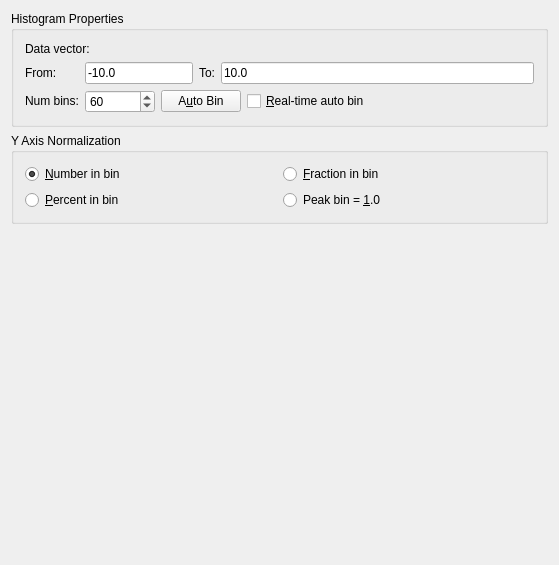
Old version of the form src/libkstapp/histogramtab.ui in the repository Kst-plot/kst.
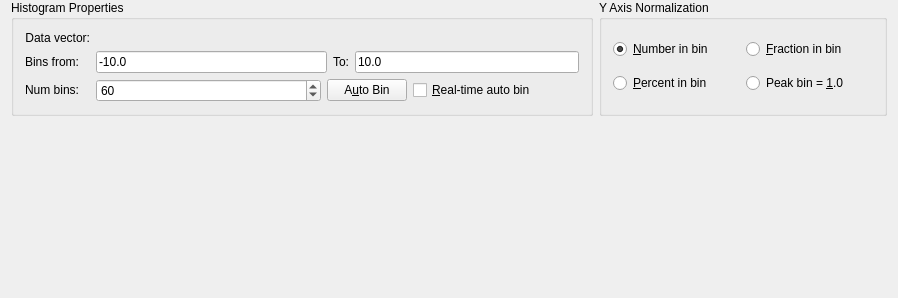
New version of the form. Custom widgets are drawn as their Qt base class.

What changed in the file:
```diff
--- a/src/libkstapp/histogramtab.ui
+++ b/src/libkstapp/histogramtab.ui
@@ -5,12 +5,21 @@
    <rect>
     <x>0</x>
     <y>0</y>
-    <width>559</width>
-    <height>565</height>
+    <width>898</width>
+    <height>298</height>
    </rect>
   </property>
-  <layout class="QGridLayout" >
-   <item row="0" column="0" >
+  <property name="sizePolicy" >
+   <sizepolicy vsizetype="Fixed" hsizetype="Preferred" >
+    <horstretch>0</horstretch>
+    <verstretch>0</verstretch>
+   </sizepolicy>
+  </property>
+  <layout class="QGridLayout" name="gridLayout_2" >
+   <property name="topMargin" >
+    <number>0</number>
+   </property>
+   <item row="0" column="0" colspan="2" >
     <widget class="QGroupBox" name="ButtonGroup1_3" >
      <property name="sizePolicy" >
       <sizepolicy vsizetype="Fixed" hsizetype="Preferred" >
@@ -21,64 +30,8 @@
      <property name="title" >
       <string>Histogram Properties</string>
      </property>
-     <layout class="QGridLayout" >
-      <property name="leftMargin" >
-       <number>11</number>
-      </property>
-      <property name="topMargin" >
-       <number>11</number>
-      </property>
-      <property name="rightMargin" >
-       <number>11</number>
-      </property>
-      <property name="bottomMargin" >
-       <number>11</number>
-      </property>
-      <property name="horizontalSpacing" >
-       <number>6</number>
-      </property>
-      <property name="verticalSpacing" >
-       <number>6</number>
-      </property>
-      <item row="2" column="0" >
-       <widget class="QLabel" name="TextLabel5_2" >
-        <property name="sizePolicy" >
-         <sizepolicy vsizetype="Fixed" hsizetype="Fixed" >
-          <horstretch>0</horstretch>
-          <verstretch>0</verstretch>
-         </sizepolicy>
-        </property>
-        <property name="text" >
-         <string>Num bins:</string>
-        </property>
-        <property name="wordWrap" >
-         <bool>false</bool>
-        </property>
-        <property name="buddy" >
-         <cstring>_numberOfBins</cstring>
-        </property>
-       </widget>
-      </item>
-      <item row="1" column="4" >
-       <widget class="QLabel" name="TextLabel4_5_2" >
-        <property name="sizePolicy" >
-         <sizepolicy vsizetype="Fixed" hsizetype="Fixed" >
-          <horstretch>0</horstretch>
-          <verstretch>0</verstretch>
-         </sizepolicy>
-        </property>
-        <property name="text" >
-         <string>To:</string>
-        </property>
-        <property name="wordWrap" >
-         <bool>false</bool>
-        </property>
-        <property name="buddy" >
-         <cstring>_max</cstring>
-        </property>
-       </widget>
-      </item>
-      <item row="0" column="0" colspan="2" >
+     <layout class="QGridLayout" name="gridLayout" >
+      <item row="0" column="0" >
        <widget class="QLabel" name="TextLabel1_10" >
         <property name="sizePolicy" >
          <sizepolicy vsizetype="Fixed" hsizetype="Fixed" >
@@ -89,12 +42,15 @@
         <property name="text" >
          <string>Data vector:</string>
         </property>
+        <property name="alignment" >
+         <set>Qt::AlignRight|Qt::AlignTrailing|Qt::AlignVCenter</set>
+        </property>
         <property name="wordWrap" >
          <bool>false</bool>
         </property>
        </widget>
       </item>
-      <item row="0" column="2" colspan="4" >
+      <item row="0" column="1" colspan="4" >
        <widget class="Kst::VectorSelector" native="1" name="_vector" >
         <property name="sizePolicy" >
          <sizepolicy vsizetype="Preferred" hsizetype="Expanding" >
@@ -113,7 +69,10 @@
          </sizepolicy>
         </property>
         <property name="text" >
-         <string>From:</string>
+         <string>Bins from:</string>
+        </property>
+        <property name="alignment" >
+         <set>Qt::AlignRight|Qt::AlignTrailing|Qt::AlignVCenter</set>
         </property>
         <property name="wordWrap" >
          <bool>false</bool>
@@ -123,7 +82,7 @@
         </property>
        </widget>
       </item>
-      <item row="1" column="1" colspan="3" >
+      <item row="1" column="1" colspan="2" >
        <widget class="QLineEdit" name="_min" >
         <property name="sizePolicy" >
          <sizepolicy vsizetype="Fixed" hsizetype="Expanding" >
@@ -139,7 +98,26 @@
         </property>
        </widget>
       </item>
-      <item row="1" column="5" >
+      <item row="1" column="3" >
+       <widget class="QLabel" name="TextLabel4_5_2" >
+        <property name="sizePolicy" >
+         <sizepolicy vsizetype="Fixed" hsizetype="Fixed" >
+          <horstretch>0</horstretch>
+          <verstretch>0</verstretch>
+         </sizepolicy>
+        </property>
+        <property name="text" >
+         <string>To:</string>
+        </property>
+        <property name="wordWrap" >
+         <bool>false</bool>
+        </property>
+        <property name="buddy" >
+         <cstring>_max</cstring>
+        </property>
+       </widget>
+      </item>
+      <item row="1" column="4" >
        <widget class="QLineEdit" name="_max" >
         <property name="sizePolicy" >
          <sizepolicy vsizetype="Fixed" hsizetype="Expanding" >
@@ -155,7 +133,29 @@
         </property>
        </widget>
       </item>
-      <item row="2" column="1" colspan="2" >
+      <item row="2" column="0" >
+       <widget class="QLabel" name="TextLabel5_2" >
+        <property name="sizePolicy" >
+         <sizepolicy vsizetype="Fixed" hsizetype="Fixed" >
+          <horstretch>0</horstretch>
+          <verstretch>0</verstretch>
+         </sizepolicy>
+        </property>
+        <property name="text" >
+         <string>Num bins:</string>
+        </property>
+        <property name="alignment" >
+         <set>Qt::AlignRight|Qt::AlignTrailing|Qt::AlignVCenter</set>
+        </property>
+        <property name="wordWrap" >
+         <bool>false</bool>
+        </property>
+        <property name="buddy" >
+         <cstring>_numberOfBins</cstring>
+        </property>
+       </widget>
+      </item>
+      <item row="2" column="1" >
        <widget class="QSpinBox" name="_numberOfBins" >
         <property name="sizePolicy" >
          <sizepolicy vsizetype="Fixed" hsizetype="Expanding" >
@@ -177,18 +177,9 @@
         </property>
        </widget>
       </item>
-      <item row="2" column="3" colspan="3" >
+      <item row="2" column="2" colspan="3" >
        <layout class="QHBoxLayout" >
-        <property name="leftMargin" >
-         <number>0</number>
-        </property>
-        <property name="topMargin" >
-         <number>0</number>
-        </property>
-        <property name="rightMargin" >
-         <number>0</number>
-        </property>
-        <property name="bottomMargin" >
+        <property name="margin" >
          <number>0</number>
         </property>
         <item>
@@ -219,34 +210,16 @@
      </layout>
     </widget>
    </item>
-   <item row="1" column="0" >
+   <item row="0" column="2" >
     <widget class="QGroupBox" name="ButtonGroup5" >
-     <property name="sizePolicy" >
-      <sizepolicy vsizetype="Fixed" hsizetype="Preferred" >
-       <horstretch>0</horstretch>
-       <verstretch>0</verstretch>
-      </sizepolicy>
-     </property>
      <property name="title" >
       <string>Y Axis Normalization</string>
      </property>
      <layout class="QGridLayout" >
-      <property name="leftMargin" >
+      <property name="margin" >
        <number>11</number>
       </property>
-      <property name="topMargin" >
-       <number>11</number>
-      </property>
-      <property name="rightMargin" >
-       <number>11</number>
-      </property>
-      <property name="bottomMargin" >
-       <number>11</number>
-      </property>
-      <property name="horizontalSpacing" >
-       <number>6</number>
-      </property>
-      <property name="verticalSpacing" >
+      <property name="spacing" >
        <number>6</number>
       </property>
       <item row="1" column="0" >
@@ -298,10 +271,10 @@
      </layout>
     </widget>
    </item>
-   <item row="2" column="0" >
+   <item row="1" column="0" >
     <widget class="Kst::CurveAppearance" native="1" name="_curveAppearance" />
    </item>
-   <item row="3" column="0" >
+   <item row="1" column="1" colspan="2" >
     <widget class="Kst::CurvePlacement" native="1" name="_curvePlacement" />
    </item>
   </layout>
```
Left out of the diff: 4 changed lines with no effect on the pictures.
